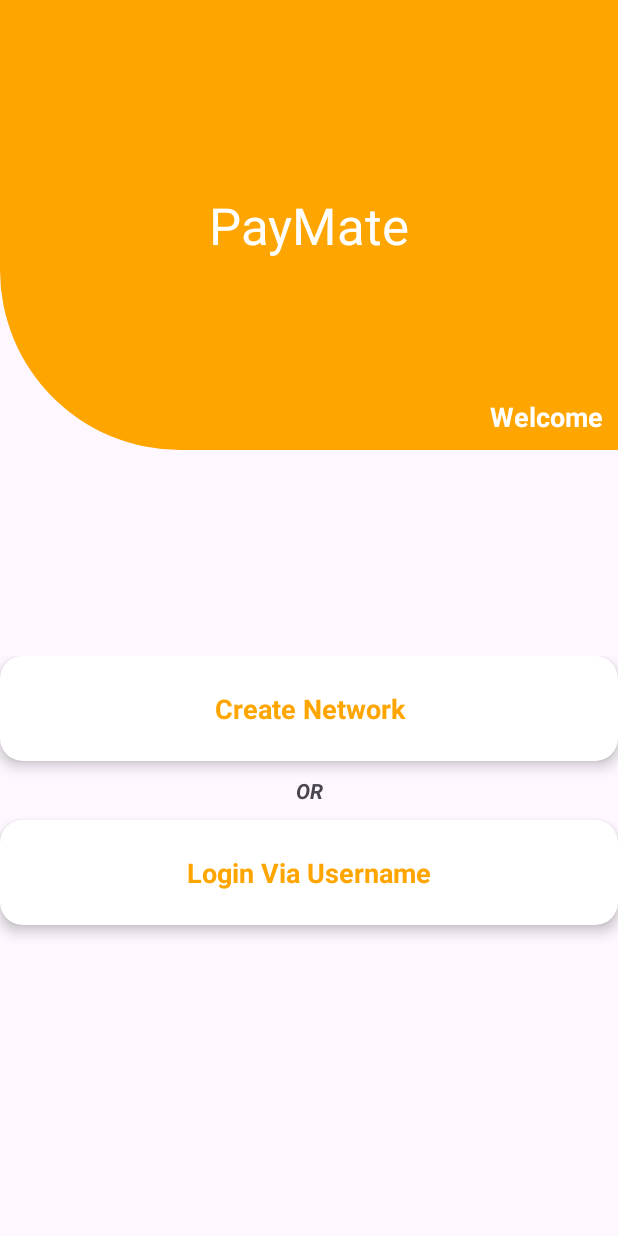
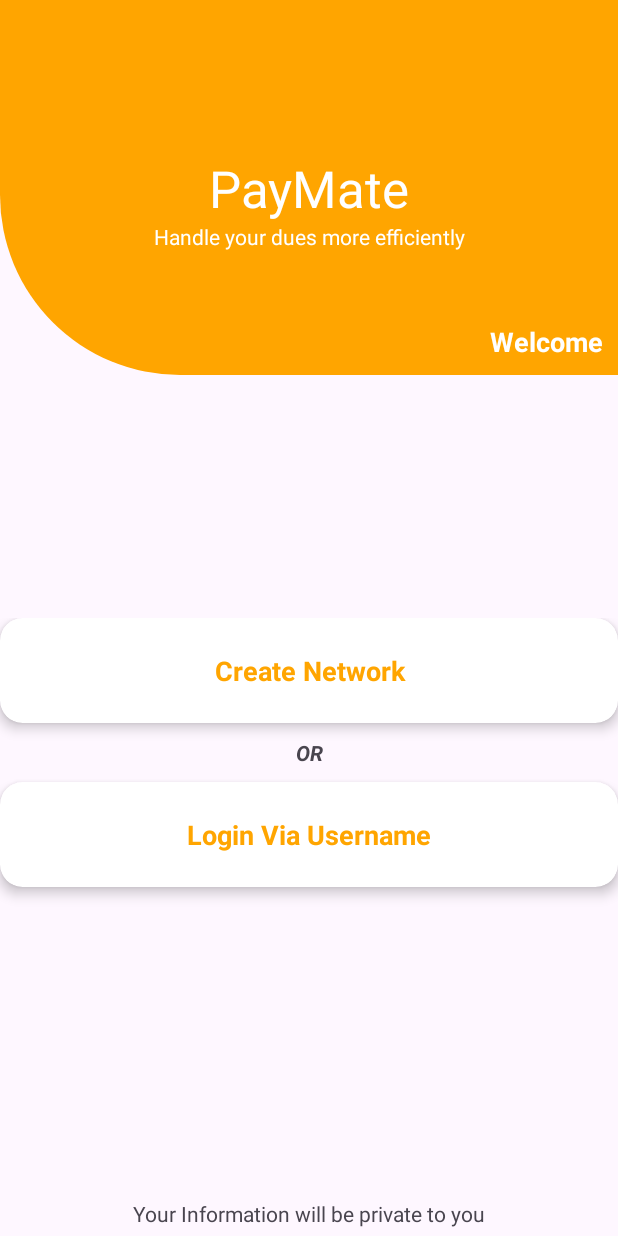
Before and after one commit to WahajSajid/PayMate, an Android app: the screen it shows after launch (FrontScreenActivity), on a phone screen of 412 x 824 dp. Run offline under Robolectric (Android 15) with nearby library versions, the phone set to English and light mode, and no system bars; our stand-ins replace data binding; Roboto replaces fonts that are not available here.

Commit message:
Designed "AdminInfo" fragment.

```diff
--- a/app/src/main/java/com/application/paymate/CreateNetworkOrLogIn.kt
+++ b/app/src/main/java/com/application/paymate/CreateNetworkOrLogIn.kt
@@ -6,6 +6,7 @@ import android.view.LayoutInflater
 import android.view.View
 import android.view.ViewGroup
 import androidx.databinding.DataBindingUtil
+import androidx.navigation.findNavController
 import com.application.paymate.databinding.FragmentCreateNetworkOrLogInBinding
 
 class CreateNetworkOrLogIn : Fragment() {
@@ -16,6 +17,11 @@ class CreateNetworkOrLogIn : Fragment() {
     ): View {
         // Inflate the layout for this fragment
         binding = DataBindingUtil.inflate(inflater,R.layout.fragment_create_network_or_log_in, container, false)
+        binding.firstOptionCardView.setOnClickListener {
+            view?.findNavController()?.navigate(R.id.action_createNetworkOrLogIn_to_adminInfo)
+        }
+
+
         return binding.root
     }
 }
--- a/app/src/main/res/layout/fragment_create_network_or_log_in.xml
+++ b/app/src/main/res/layout/fragment_create_network_or_log_in.xml
@@ -23,7 +23,7 @@
                 app:layout_constraintTop_toTopOf="parent"
                 app:layout_constraintEnd_toEndOf="parent"
                 android:layout_width="match_parent"
-                android:layout_height="300dp"
+                android:layout_height="250dp"
                 android:background="@drawable/header_design" />
             <TextView
                 android:id="@+id/headerAppName"
@@ -51,6 +51,16 @@
                 android:textStyle="bold"
                 app:layout_constraintBottom_toBottomOf="parent"
                 app:layout_constraintEnd_toEndOf="parent" />
+
+            <TextView
+                android:id="@+id/sloganText"
+                android:layout_width="wrap_content"
+                android:layout_height="wrap_content"
+                android:text="@string/sloganText"
+                android:textColor="@color/white"
+                app:layout_constraintEnd_toEndOf="@id/headerAppName"
+                app:layout_constraintStart_toStartOf="@id/headerAppName"
+                app:layout_constraintTop_toBottomOf="@id/headerAppName" />
         </androidx.constraintlayout.widget.ConstraintLayout>
 
 
@@ -129,11 +139,19 @@
                         android:textSize="@dimen/optionsTextSize"
                         android:textStyle="bold" />
                 </androidx.constraintlayout.widget.ConstraintLayout>
-
             </androidx.cardview.widget.CardView>
+        </androidx.constraintlayout.widget.ConstraintLayout>
 
 
-        </androidx.constraintlayout.widget.ConstraintLayout>
+        <TextView
+            android:id="@+id/bottomText"
+            android:layout_width="wrap_content"
+            android:layout_height="wrap_content"
+            android:layout_marginBottom="5sp"
+            android:text="@string/bottomText"
+            app:layout_constraintBottom_toBottomOf="parent"
+            app:layout_constraintEnd_toEndOf="parent"
+            app:layout_constraintStart_toStartOf="parent" />
     </androidx.constraintlayout.widget.ConstraintLayout>
 
 
--- a/app/src/main/res/navigation/front_screen_activity_navigation.xml
+++ b/app/src/main/res/navigation/front_screen_activity_navigation.xml
@@ -9,5 +9,14 @@
         android:id="@+id/createNetworkOrLogIn"
         android:name="com.application.paymate.CreateNetworkOrLogIn"
         android:label="fragment_create_network_or_log_in"
-        tools:layout="@layout/fragment_create_network_or_log_in" />
+        tools:layout="@layout/fragment_create_network_or_log_in" >
+        <action
+            android:id="@+id/action_createNetworkOrLogIn_to_adminInfo"
+            app:destination="@id/adminInfo" />
+    </fragment>
+    <fragment
+        android:id="@+id/adminInfo"
+        android:name="com.application.paymate.AdminInfo"
+        android:label="@string/adminInfo"
+        tools:layout="@layout/fragment_admin_info" />
 </navigation>
--- a/app/src/main/res/values/dimens.xml
+++ b/app/src/main/res/values/dimens.xml
@@ -7,4 +7,6 @@
     <dimen name="_10sp">10sp</dimen>
     <dimen name="optionsTextSize">18sp</dimen>
     <dimen name="welcomeTextSize">18sp</dimen>
+    <dimen name="adminInfoTextSize">20sp</dimen>
+    <dimen name="boxCornerRadius">20sp</dimen>
 </resources>
--- a/app/src/main/res/values/strings.xml
+++ b/app/src/main/res/values/strings.xml
@@ -5,4 +5,16 @@
     <string name="firstOption">Create Network</string>
     <string name="secondOption">Login Via Username</string>
     <string name="_OR">OR</string>
+    <string name="admin_info">Admin Info</string>
+    <string name="bottomText">Your Information will be private to you</string>
+    <string name="sloganText">Handle your dues more efficiently</string>
+    <string name="enterNameHint">Name</string>
+    <string name="adminInfo">Admin Info</string>
+    <string name="enterCnicHint">CNIC</string>
+    <string name="enterUserName">Username</string>
+    <string name="enterName">Enter Name</string>
+    <string name="createPasswordHint">Create Password</string>
+    <string name="confirmPasswordHint">Confirm Password</string>
+    <string name="loginAndRegisterButtonText">Register and Login</string>
+    <string name="adminInfoScreenBottomText">All your information is secure and will be only private to you.</string>
 </resources>
```
Also changed, not shown: app/src/main/java/com/application/paymate/AdminInfo.kt (added, +22 -0 lines), app/src/main/res/drawable/admin_info_header.xml (added, +8 -0 lines), app/src/main/res/layout/fragment_admin_info.xml (added, +215 -0 lines).
